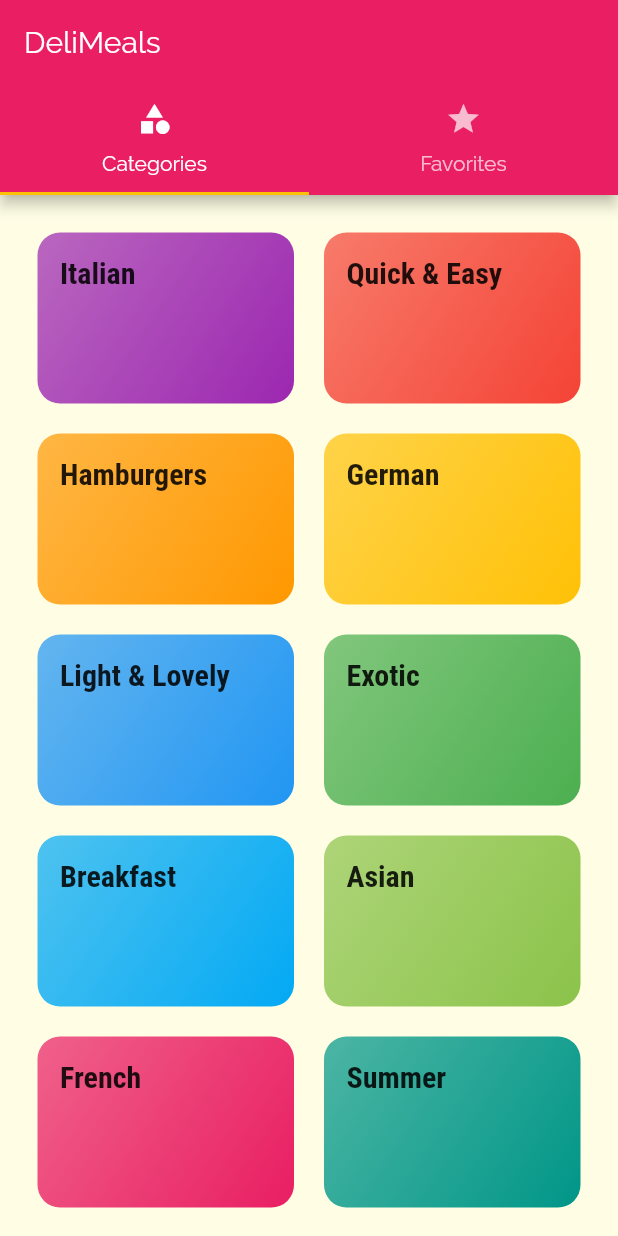
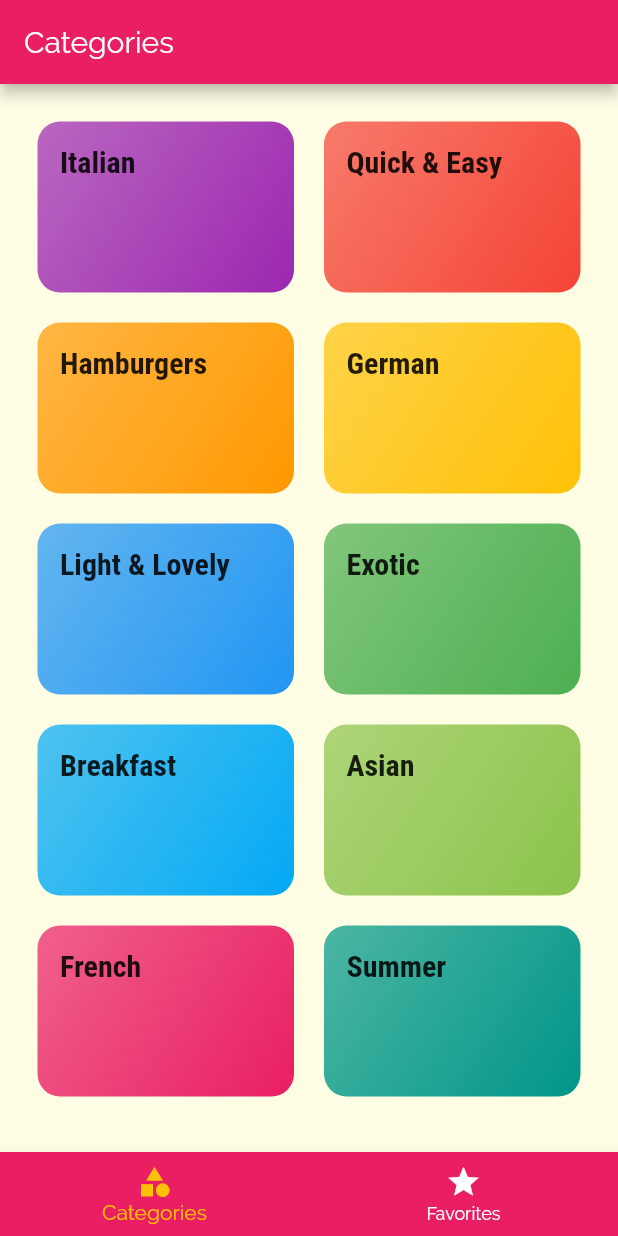
Before and after one commit to mramirid/delimeals, a Flutter app: the screen it shows after launch, on a phone screen of 412 x 824 dp. Run offline on Flutter 3.47's test engine with Material 2 defaults, Android fonts, the phone set to English and light mode, and no system bars.

Commit message:
Bottom nav bar: BottomNavigationBar & BottomNavigationBarItem

```diff
--- a/lib/pages/tabs_page.dart
+++ b/lib/pages/tabs_page.dart
@@ -3,33 +3,50 @@ import 'package:flutter/material.dart';
 import '../widgets/categories_screen.dart';
 import '../widgets/favorites_screen.dart';
 
-class TabsPage extends StatelessWidget {
+class TabsPage extends StatefulWidget {
+  @override
+  _TabsPageState createState() => _TabsPageState();
+}
+
+class _TabsPageState extends State<TabsPage> {
+  final List<Map<String, Object>> _pages = [
+    {'title': 'Categories', 'page': CategoriesScreen()},
+    {'title': 'Favorites', 'page': FavoritesScreen()}
+  ];
+  int _selectedPageIndex = 0;
+
+  void _selectPage(int index) {
+    setState(() {
+      _selectedPageIndex = index;
+    });
+  }
+
   @override
   Widget build(BuildContext context) {
-    return DefaultTabController(
-      length: 2,
-      child: Scaffold(
-        appBar: AppBar(
-          title: const Text('DeliMeals'),
-          bottom: const TabBar(
-            tabs: [
-              Tab(
-                icon: Icon(Icons.category),
-                text: 'Categories',
-              ),
-              Tab(
-                icon: Icon(Icons.star),
-                text: 'Favorites',
-              ),
-            ],
+    return Scaffold(
+      appBar: AppBar(
+        title: Text(_pages[_selectedPageIndex]['title'] as String),
+      ),
+      body: _pages[_selectedPageIndex]['page'] as StatelessWidget,
+      bottomNavigationBar: BottomNavigationBar(
+        onTap: _selectPage,
+        currentIndex: _selectedPageIndex,
+        backgroundColor: Theme.of(context).primaryColor,
+        selectedItemColor: Theme.of(context).accentColor,
+        unselectedItemColor: Colors.white,
+        // type: BottomNavigationBarType.shifting,
+        items: [
+          BottomNavigationBarItem(
+            backgroundColor: Theme.of(context).primaryColor,
+            icon: const Icon(Icons.category),
+            title: const Text('Categories'),
           ),
-        ),
-        body: TabBarView(
-          children: [
-            CategoriesScreen(),
-            FavoritesScreen(),
-          ],
-        ),
+          BottomNavigationBarItem(
+            backgroundColor: Theme.of(context).primaryColor,
+            icon: const Icon(Icons.star),
+            title: const Text('Favorites'),
+          ),
+        ],
       ),
     );
   }
```
